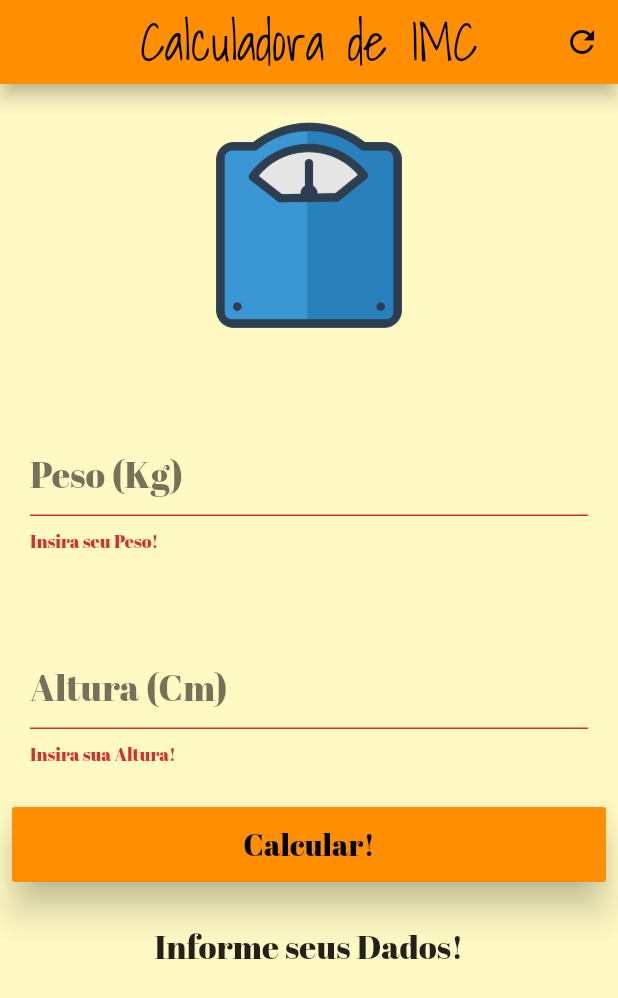
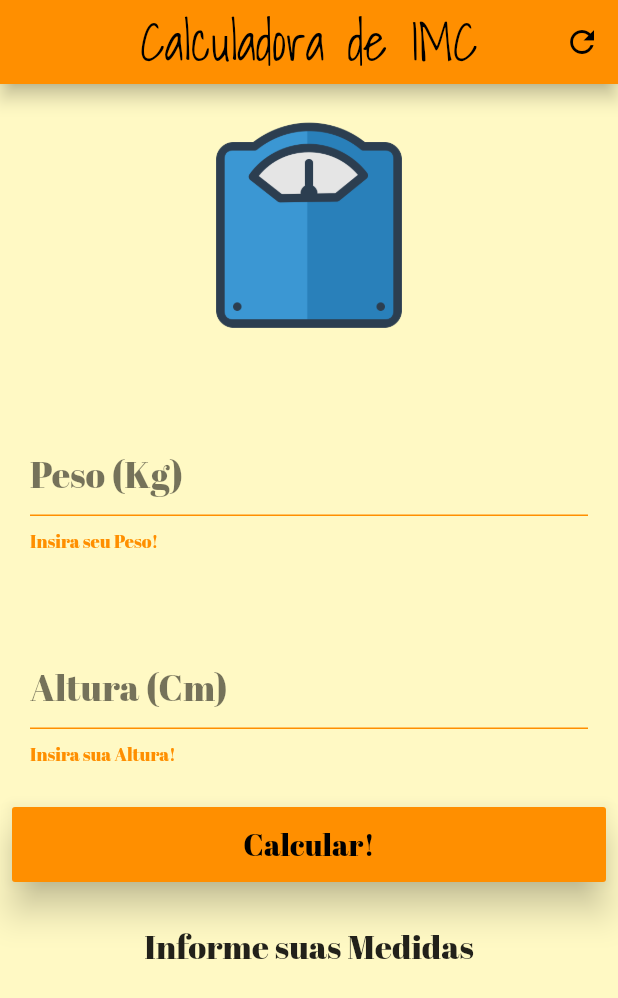
Before and after one commit to guilhermtorres/imc_calculator, a Flutter app: the screen it shows after launch, after a tap on "Calcular!", after a tap on the "refresh" icon, on a phone screen of 412 x 824 dp. Shown: the top 998 px of the screen. Run offline on Flutter 3.47's test engine with Material 2 defaults, Android fonts, the phone set to English and light mode, and no system bars.

Commit message:
Compilação da versão 1.0.1

```diff
--- a/lib/src/app.dart
+++ b/lib/src/app.dart
@@ -10,6 +10,7 @@ class ImcCalculator extends StatelessWidget {
         primaryColor: Colors.amber[800],
         fontFamily: 'AbrilFatface',
         accentColor: Colors.black54,
+        errorColor: Colors.amber[800],
         appBarTheme: AppBarTheme(
           elevation: 5,
           textTheme: TextTheme(
--- a/lib/src/components/imc_calculator_components.dart
+++ b/lib/src/components/imc_calculator_components.dart
@@ -1,6 +1,12 @@
 import 'package:flutter/material.dart';
 
+GlobalKey<FormState> formKey = GlobalKey<FormState>();
+final globalKey = GlobalKey<_ImcCalculatorComponentsState>();
+
 class ImcCalculatorComponents extends StatefulWidget {
+  final TextEditingController weightController;
+  final TextEditingController heightController;
+  ImcCalculatorComponents({this.weightController, this.heightController});
   @override
   _ImcCalculatorComponentsState createState() => _ImcCalculatorComponentsState();
 }
@@ -8,47 +14,34 @@ class ImcCalculatorComponents extends StatefulWidget {
 class _ImcCalculatorComponentsState extends State<ImcCalculatorComponents> {
   void calculate() {
     setState(() {
-      double weight = double.parse(weightController.text);
-      double height = double.parse(heightController.text) / 100;
+      double weight = double.parse(widget.weightController.text);
+      double height = double.parse(widget.heightController.text) / 100;
       double imc = weight / (height * height);
       if (imc < 18.6) {
-        _infoText = 'Abaixo do Peso (${imc.toStringAsPrecision(3)})';
+        infoText = 'Abaixo do Peso (${imc.toStringAsPrecision(3)})';
       } else if (imc >= 18.6 && imc < 24.9) {
-        _infoText = 'Peso Ideal (${imc.toStringAsPrecision(3)})';
+        infoText = 'Peso Ideal (${imc.toStringAsPrecision(3)})';
       } else if (imc >= 24.9 && imc < 29.9) {
-        _infoText = 'Levemente Acima do Peso (${imc.toStringAsPrecision(3)})';
+        infoText = 'Levemente Acima do Peso (${imc.toStringAsPrecision(3)})';
       } else if (imc >= 29.9 && imc < 34.9) {
-        _infoText = 'Obesidade Grau I (${imc.toStringAsPrecision(3)})';
+        infoText = 'Obesidade Grau I (${imc.toStringAsPrecision(3)})';
       } else if (imc >= 34.9 && imc < 39.9) {
-        _infoText = 'Obesidade Grau II (${imc.toStringAsPrecision(3)})';
+        infoText = 'Obesidade Grau II (${imc.toStringAsPrecision(3)})';
       } else if (imc >= 40 && imc < 59.9) {
-        _infoText = 'Obesidade Grau III (${imc.toStringAsPrecision(3)})';
+        infoText = 'Obesidade Grau III (${imc.toStringAsPrecision(3)})';
       } else {
-        _infoText = 'Operação Inválida (${imc.toStringAsPrecision(3)})';
+        infoText = 'Operação Inválida (${imc.toStringAsPrecision(3)})';
       }
     });
   }
 
-  TextEditingController weightController = TextEditingController();
-  TextEditingController heightController = TextEditingController();
-
-  GlobalKey<FormState> _formKey = GlobalKey<FormState>();
-
-  String _infoText = 'Informe seus Dados!';
-  void resetFields() {
-    weightController.text = "";
-    heightController.text = "";
-    setState(() {
-      _infoText = "Informe seus dados!";
-      _formKey = GlobalKey<FormState>(); // ADICIONE ESTA LINHA!
-    });
-  }
+  String infoText = 'Informe suas Medidas';
 
   @override
   Widget build(BuildContext context) {
     return SingleChildScrollView(
       child: Form(
-        key: _formKey,
+        key: formKey,
         child: Column(
           crossAxisAlignment: CrossAxisAlignment.stretch,
           children: <Widget>[
@@ -63,11 +56,12 @@ class _ImcCalculatorComponentsState extends State<ImcCalculatorComponents> {
             Padding(
               padding: const EdgeInsets.all(20),
               child: TextFormField(
-                controller: weightController,
+                controller: widget.weightController,
                 validator: (value) {
-                  if (value.isEmpty) {
+                  if (value.isEmpty)
                     return 'Insira seu Peso!';
-                  }
+                  else
+                    return null;
                 },
                 keyboardType: TextInputType.number,
                 decoration: InputDecoration(
@@ -90,11 +84,12 @@ class _ImcCalculatorComponentsState extends State<ImcCalculatorComponents> {
               padding: const EdgeInsets.all(20),
               child: TextFormField(
                 validator: (value) {
-                  if (value.isEmpty) {
+                  if (value.isEmpty)
                     return 'Insira sua Altura!';
-                  }
+                  else
+                    return null;
                 },
-                controller: heightController,
+                controller: widget.heightController,
                 keyboardType: TextInputType.number,
                 decoration: InputDecoration(
                   alignLabelWithHint: true,
@@ -118,7 +113,7 @@ class _ImcCalculatorComponentsState extends State<ImcCalculatorComponents> {
                 height: 50,
                 child: RaisedButton(
                   onPressed: () {
-                    if (_formKey.currentState.validate()) {
+                    if (formKey.currentState.validate()) {
                       calculate();
                     }
                   },
@@ -138,7 +133,7 @@ class _ImcCalculatorComponentsState extends State<ImcCalculatorComponents> {
               height: 20,
             ),
             Text(
-              _infoText,
+              formKey.currentState != null ? formKey.currentState.validate() ? infoText : 'Informe suas Medidas' : ' ',
               textAlign: TextAlign.center,
               style: TextStyle(
                 fontSize: 22,
--- a/lib/src/views/home_view.dart
+++ b/lib/src/views/home_view.dart
@@ -1,7 +1,14 @@
 import 'package:flutter/material.dart';
 import 'package:imc_calculator/src/components/imc_calculator_components.dart';
 
-class HomeView extends StatelessWidget {
+class HomeView extends StatefulWidget {
+  @override
+  _HomeViewState createState() => _HomeViewState();
+}
+
+class _HomeViewState extends State<HomeView> {
+  TextEditingController weightController = TextEditingController();
+  TextEditingController heightController = TextEditingController();
   @override
   Widget build(BuildContext context) {
     return Scaffold(
@@ -16,11 +23,19 @@ class HomeView extends StatelessWidget {
             icon: Icon(
               Icons.refresh,
             ),
-            onPressed: () {},
+            onPressed: () {
+              setState(() {
+                weightController.clear();
+                heightController.clear();
+              });
+            },
           )
         ],
       ),
-      body: ImcCalculatorComponents(),
+      body: ImcCalculatorComponents(
+        weightController: weightController,
+        heightController: heightController,
+      ),
     );
   }
 }
```
